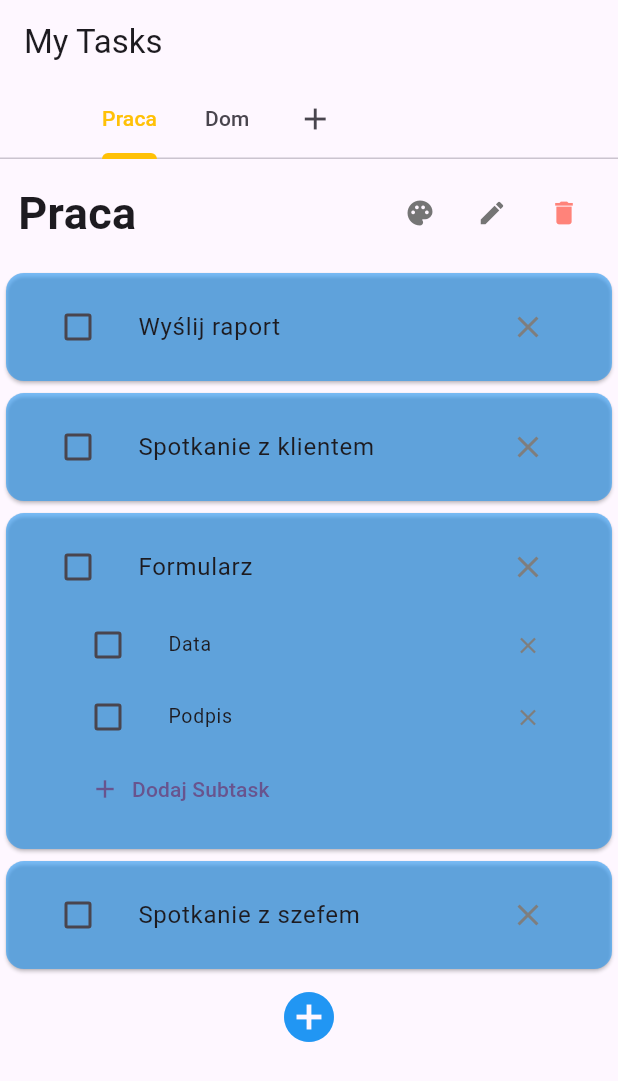
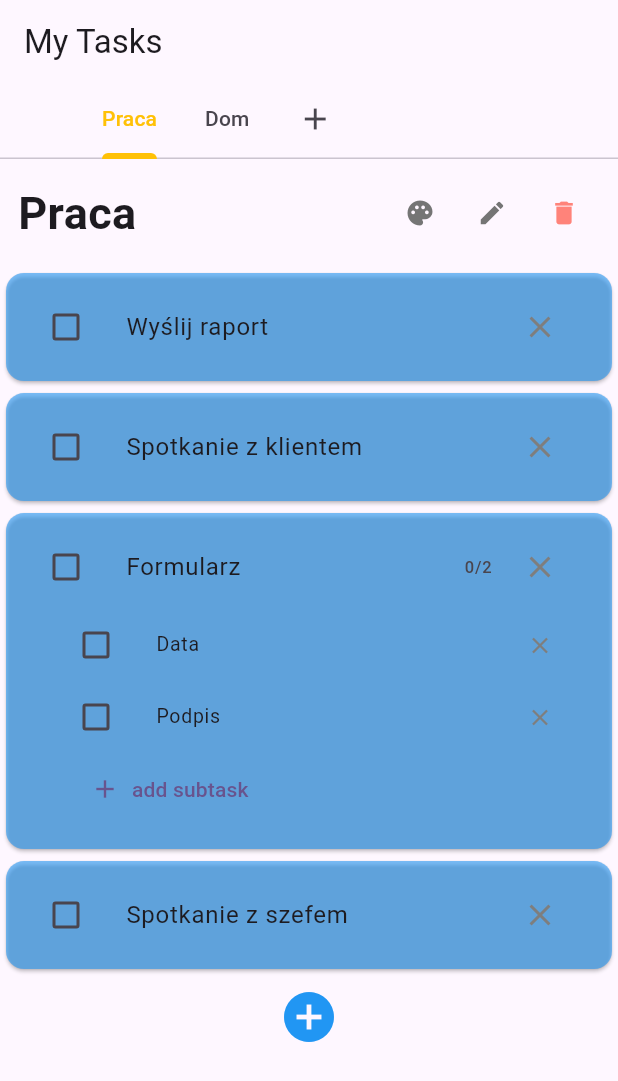
Before and after one commit to T4ZZOR/to_do_app, a Flutter app: the screen it shows after launch, on a phone screen of 412 x 824 dp. Shown: the top 1081 px of the screen. Run offline on Flutter 3.47's test engine with Material 3 defaults, Android fonts, the phone set to English and light mode, and no system bars; our stand-ins replace flutter_colorpicker.

Commit message:
update animation task

```diff
--- a/lib/widgets/task_w.dart
+++ b/lib/widgets/task_w.dart
@@ -19,25 +19,19 @@ class TaskTitleWAnimated extends StatefulWidget {
 }
 
 class _TaskTitleWState extends State<TaskTitleWAnimated> {
-    // Stan rozszerzenia subtasków
     bool _isExpanded = false;
-    // Stan widoczności pola tekstowego dla nowego subtaska
     bool _isAddingSubTask = false;
-    // Kontroler pola tekstowego
     final TextEditingController _subTaskController = TextEditingController();
 
-    // Stałe do obliczania wysokości subtasków (przybliżone wartości dla ListTile)
     static const double _subTaskHeight = 48.0;
     static const double _addSubTaskHeight = 48.0;
 
     @override
     void initState() {
         super.initState();
-        // Zapewnienie, że jest rozwinięte, jeśli task ma już subtaski
         _isExpanded = widget.task.subTask.isNotEmpty;
     }
 
-    // Korekta stanu: synchronizuje _isExpanded z danymi zewnętrznymi (np. Providerem)
     @override
     void didUpdateWidget(covariant TaskTitleWAnimated oldWidget) {
         super.didUpdateWidget(oldWidget);
@@ -76,19 +70,14 @@ class _TaskTitleWState extends State<TaskTitleWAnimated> {
         });
     }
 
-    // Funkcja dodająca subtask
     void _addSubTask() {
         final subTaskName = _subTaskController.text.trim();
         if (subTaskName.isNotEmpty) {
-            context.read<TaskProvider>().addSubTask(
-                widget.categoryId,
-                widget.task.id,
-                subTaskName,
-            );
+            context.read<TaskProvider>().addSubTask(widget.categoryId, widget.task.id, subTaskName);
             _subTaskController.clear();
             setState(() {
                 _isAddingSubTask = false;
-                _isExpanded = true; // Zawsze rozwiń po dodaniu
+                _isExpanded = true;
             });
         }
     }
@@ -114,17 +103,14 @@ class _TaskTitleWState extends State<TaskTitleWAnimated> {
 
     @override
     Widget build(BuildContext context) {
-        // Obliczanie wysokości kontenera na podstawie stanu rozszerzenia
-        final double containerHeight = _calculateHeight();
-
         return Column(
             children: [
-                // GESTURE DETECTOR dla przełączania rozszerzenia
+                // Gestue detector to toggle on/off expand
                 GestureDetector(
                     onTap: _toggleExpansion,
                     child: ListTile(
                         minVerticalPadding: 0,
-                        contentPadding: const EdgeInsets.symmetric(horizontal: 8, vertical: 0),
+                        contentPadding: const EdgeInsets.symmetric(horizontal: 0, vertical: 0),
                         leading: Checkbox(
                             value: widget.task.isDone, onChanged: (_){
                                 context.read<TaskProvider>().toggleTaskCheck(widget.categoryId, widget.task.id);
@@ -136,37 +122,54 @@ class _TaskTitleWState extends State<TaskTitleWAnimated> {
                                 decoration: widget.task.isDone ? TextDecoration.lineThrough : null,
                             ),
                         ),
-                        // Ukryto ikonę rozwijania - zostawiono tylko przycisk usuwania
-                        trailing: IconButton(
+                        trailing: Row(
+                          mainAxisSize: MainAxisSize.min,
+                          children: [
+                            Padding(
+                              padding: const EdgeInsets.only(right: 8.0),
+                              child: widget.task.subTask.isNotEmpty
+                                ? Text("${widget.task.subTask.where((s) => s.isDone).length}/${widget.task.subTask.length}")
+                                : SizedBox.shrink()
+                            ),
+                            IconButton(
                               icon: const Icon(Icons.close),
                               color: const Color.fromARGB(255, 126, 126, 126),
                               onPressed: () {
                                   context.read<TaskProvider>().removeTask(widget.categoryId, widget.task.id);
                               }
                            ),
+                          ],
+                        )
+                        // IconButton(
+                        //     icon: const Icon(Icons.close),
+                        //     color: const Color.fromARGB(255, 126, 126, 126),
+                        //     onPressed: () {
+                        //         context.read<TaskProvider>().removeTask(widget.categoryId, widget.task.id);
+                        //     }
+                        // ),
                     ),
                 ),
 
-                // ANIMOWANY KONTENER DLA EFEKTU ROZWIJANIA Z BOUNCE
+                // animated container to add tasks
                 AnimatedContainer(
-                    duration: const Duration(milliseconds: 1000),
-                    curve: Curves.elasticOut, // Krzywa 'bounce'
-                    height: containerHeight,
-                    width: double.infinity, // Rozciągnij na całą szerokość
-                    child: SingleChildScrollView( // Użyj SingleChildScrollView, aby zapobiec przepełnieniu
-                        physics: const NeverScrollableScrollPhysics(), // Wyłącz przewijanie wewnątrz, ponieważ to jest kontrolowane przez animację
+                    duration: _isExpanded ? const Duration(milliseconds: 1000) : const Duration(milliseconds: 500) ,
+                    curve: _isExpanded ? Curves.elasticOut : Curves.easeInOut,
+                    height: _calculateHeight().clamp(0.0, 1000.0),
+                    width: double.infinity,
+                    transform: Matrix4.translationValues(0, _isExpanded? 0 : 5, 0),
+                    child: SingleChildScrollView(
+                        physics: const NeverScrollableScrollPhysics(),
                         child: Padding(
                             padding: const EdgeInsets.only(left: 20.0, top: 0, right: 0, bottom: 0),
                             child: Column(
                                 crossAxisAlignment: CrossAxisAlignment.start,
                                 children: [
-                                    // Lista istniejących subtasków
                                     ...widget.task.subTask.map((sub) {
                                         return ListTile(
                                             key: ValueKey(sub.id), // Dodajemy unikalny klucz dla lepszej wydajności listy
                                             minVerticalPadding: 0,
-                                            contentPadding: const EdgeInsets.symmetric(horizontal: 8, vertical: 0),
-                                            dense: true, // Zmniejsza wysokość, aby lepiej pasowała do _subTaskHeight = 48
+                                            contentPadding: const EdgeInsets.symmetric(horizontal: 0, vertical: 0),
+                                            dense: true,
                                             leading: Checkbox(
                                                 value: sub.isDone,
                                                 onChanged: (_){
@@ -187,9 +190,9 @@ class _TaskTitleWState extends State<TaskTitleWAnimated> {
                                                 }
                                             ),
                                         );
-                                    }).toList(),
+                                    }),
 
-                                    // Sekcja do dodawania nowego subtaska
+                                    // adding new task
                                     Padding(
                                         padding: const EdgeInsets.symmetric(horizontal: 8.0),
                                         child: SizedBox(
@@ -204,7 +207,7 @@ class _TaskTitleWState extends State<TaskTitleWAnimated> {
                                                                     controller: _subTaskController,
                                                                     autofocus: true,
                                                                     decoration: const InputDecoration(
-                                                                        hintText: "Nazwa Subtaska",
+                                                                        hintText: "Sub task name",
                                                                         border: InputBorder.none,
                                                                         isDense: true,
                                                                         contentPadding: EdgeInsets.symmetric(vertical: 8),
@@ -213,11 +216,11 @@ class _TaskTitleWState extends State<TaskTitleWAnimated> {
                                                                 ),
                                                             ),
                                                             IconButton(
-                                                                icon: const Icon(Icons.check, color: Colors.green),
+                                                                icon: const Icon(Icons.check, color: Colors.white),
                                                                 onPressed: _addSubTask,
                                                             ),
                                                             IconButton(
-                                                                icon: const Icon(Icons.cancel, color: Colors.grey),
+                                                                icon: const Icon(Icons.cancel, color: Colors.red),
                                                                 onPressed: () {
                                                                     setState(() {
                                                                         _isAddingSubTask = false;
@@ -229,7 +232,7 @@ class _TaskTitleWState extends State<TaskTitleWAnimated> {
                                                     )
                                                     : TextButton.icon(
                                                         icon: const Icon(Icons.add, size: 20),
-                                                        label: const Text("Dodaj Subtask"),
+                                                        label: const Text("add subtask"),
                                                         onPressed: () {
                                                             setState(() {
                                                                 _isAddingSubTask = true;
```
Lines whose indentation alone changed are shown as unchanged.
